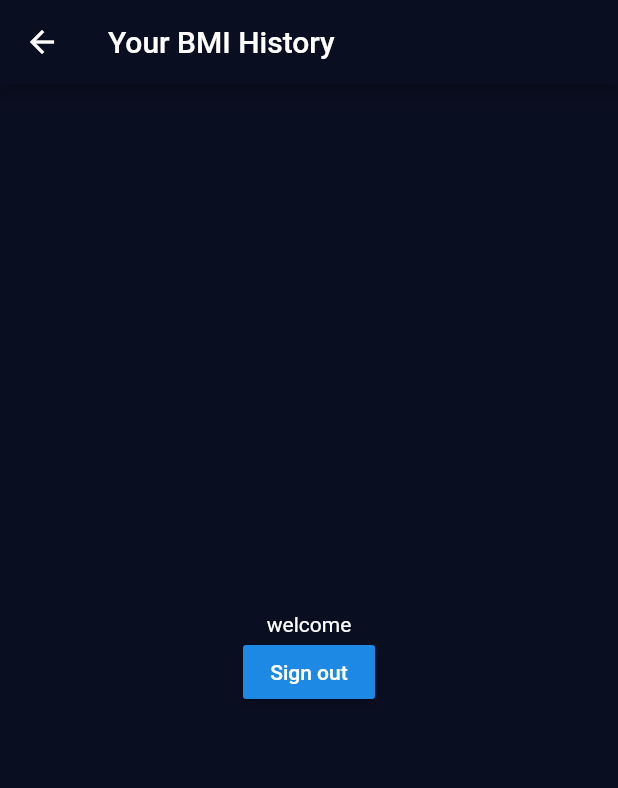
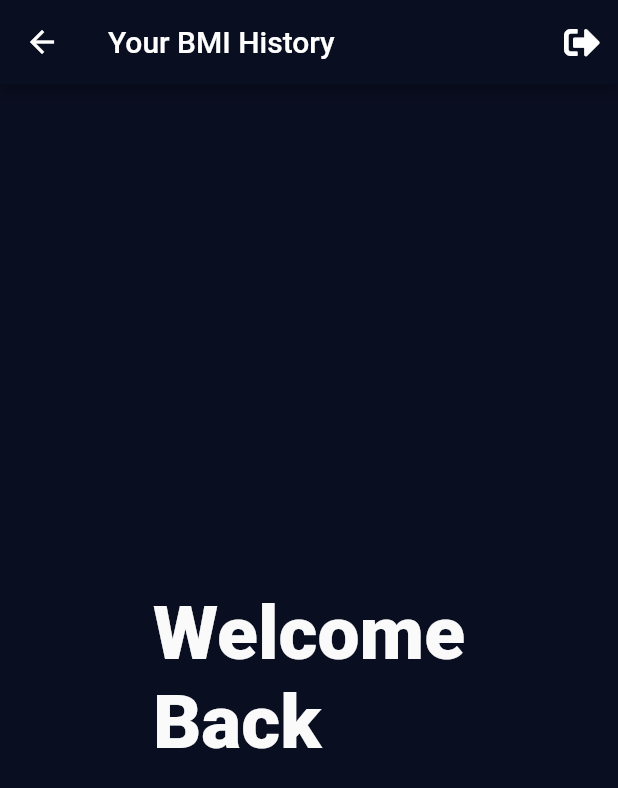
Before and after one commit to warkeljr/bmi-calculator-app, a Flutter app: the HistoryPage screen opened directly, on a phone screen of 412 x 824 dp. Shown: the top 788 px of the screen. Run offline on Flutter 3.47's test engine with Material 2 defaults, Android fonts, the phone set to English and light mode, and no system bars; our stand-ins replace animated_text_kit, cloud_firestore, firebase_auth, firebase_core, font_awesome_flutter; missing offline and left inert: dart:ffi; accounts and stored records are empty.

Commit message:
Added test data to Firestore using UID

```diff
--- a/lib/constants/constants.dart
+++ b/lib/constants/constants.dart
@@ -111,7 +111,7 @@ const kBottomContainerHeight = 80.0;
 BoxDecoration kMyBoxDecoration() {
   return BoxDecoration(
     border: Border.all(
-      width: 5.0,
+      //width: 5.0,
       color: kWhiteColor,
     ),
     shape: BoxShape.circle,
--- a/lib/screens/history_page.dart
+++ b/lib/screens/history_page.dart
@@ -2,7 +2,12 @@ import 'package:bmi_calculator_app/components/buttons/buttons.dart';
 import 'package:bmi_calculator_app/screens/results_page.dart';
 import 'package:flutter/material.dart';
 import 'package:bmi_calculator_app/screens/input_page.dart';
+import 'package:font_awesome_flutter/font_awesome_flutter.dart';
+import 'package:firebase_core/firebase_core.dart';
 import 'package:firebase_auth/firebase_auth.dart';
+import 'package:cloud_firestore/cloud_firestore.dart';
+import 'package:bmi_calculator_app/models/size_config.dart';
+import 'package:bmi_calculator_app/constants/constants.dart';
 
 class HistoryPage extends StatefulWidget {
   @override
@@ -13,10 +18,14 @@ class _HistoryPageState extends State<HistoryPage> {
   final _auth = FirebaseAuth.instance;
   FirebaseUser loggedInUser;
 
+  final _firestore = Firestore.instance;
+
+
   @override
   void initState() {
     super.initState();
     getCurrentUser();
+    bmiResultsStream();
   }
 
   void getCurrentUser() async {
@@ -25,9 +34,18 @@ class _HistoryPageState extends State<HistoryPage> {
       final user = await _auth.currentUser();
       if (user != null) {
         loggedInUser = user;
+        print(loggedInUser.email);
       }
     } catch (e) {
       print(e);
+    }
+  }
+
+  void bmiResultsStream() async {
+    await for (var snapshot in _firestore.collection('bmiResults').snapshots()) {
+      for (var bmiResult in snapshot.documents) {
+        print(bmiResult.data);
+      }
     }
   }
 
@@ -35,30 +53,53 @@ class _HistoryPageState extends State<HistoryPage> {
   Widget build(BuildContext context) {
     return Scaffold(
       appBar: AppBar(
-//        leading: Builder(builder: (BuildContext context) {
-//          return IconButton(
-//            icon: Icon(Icons.home), onPressed: () {
-//            Navigator.push(
-//                context,
-//                MaterialPageRoute(
-//                    builder: (context) => ResultsPage()));
-//          },
-//          );
-//        }),
+        actions: <Widget>[
+          IconButton(icon: Icon(FontAwesomeIcons.signOutAlt), onPressed: () {
+            _auth.signOut();
+            Navigator.push(context, MaterialPageRoute(builder: (context) => InputPage()));
+          })
+        ],
         title: Text('Your BMI History'),
       ),
       body: Center(
-        child: Column(
-          mainAxisAlignment: MainAxisAlignment.center,
-          children: <Widget>[
-            Text('welcome'),
-            RaisedButton(
-                child: Text('Sign out'),
-                onPressed: () {
-                  _auth.signOut();
-                  Navigator.push(context, MaterialPageRoute(builder: (context) => InputPage()));
-                })
-          ],
+        child: SafeArea(
+          child: SingleChildScrollView(
+            child: Column(
+              mainAxisAlignment: MainAxisAlignment.start,
+              crossAxisAlignment: CrossAxisAlignment.start,
+              children: <Widget>[
+                 SizedBox(
+                    height: SizeConfig.blockSizeVertical * 5,
+                  ),
+                  Container(
+                    child: Column(
+                      crossAxisAlignment: CrossAxisAlignment.start,
+                      children: <Widget>[
+                        Text(
+                          'Welcome',
+                          style: kLabelTextStyleL,
+                        ),
+                        Text(
+                          'Back',
+                          style: kLabelTextStyleL,
+                        ),
+                      ],
+                    ),
+                  ),
+                FutureBuilder(
+                  future: FirebaseAuth.instance.currentUser(),
+                  builder: (context, AsyncSnapshot<FirebaseUser> snapshot) {
+                    if (snapshot.hasData) {
+                      return Text(snapshot.data.uid);
+                    }
+                    else {
+                      return Text('Not logged in');
+                    }
+                  },
+                ),
+              ],
+            ),
+          ),
         ),
       ),
     );
```
Also changed, not shown: lib/components/menus/side_menu.dart (+51 -16 lines), lib/screens/login_page.dart (+8 -1 lines), lib/screens/results_page.dart (+15 -7 lines).
